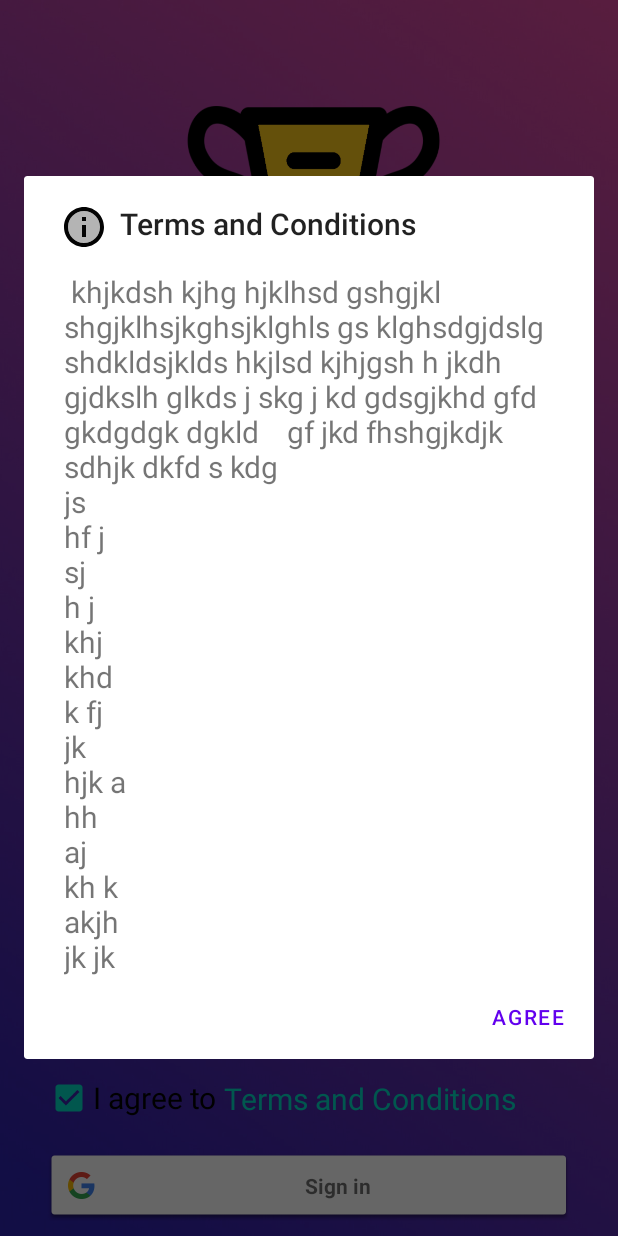
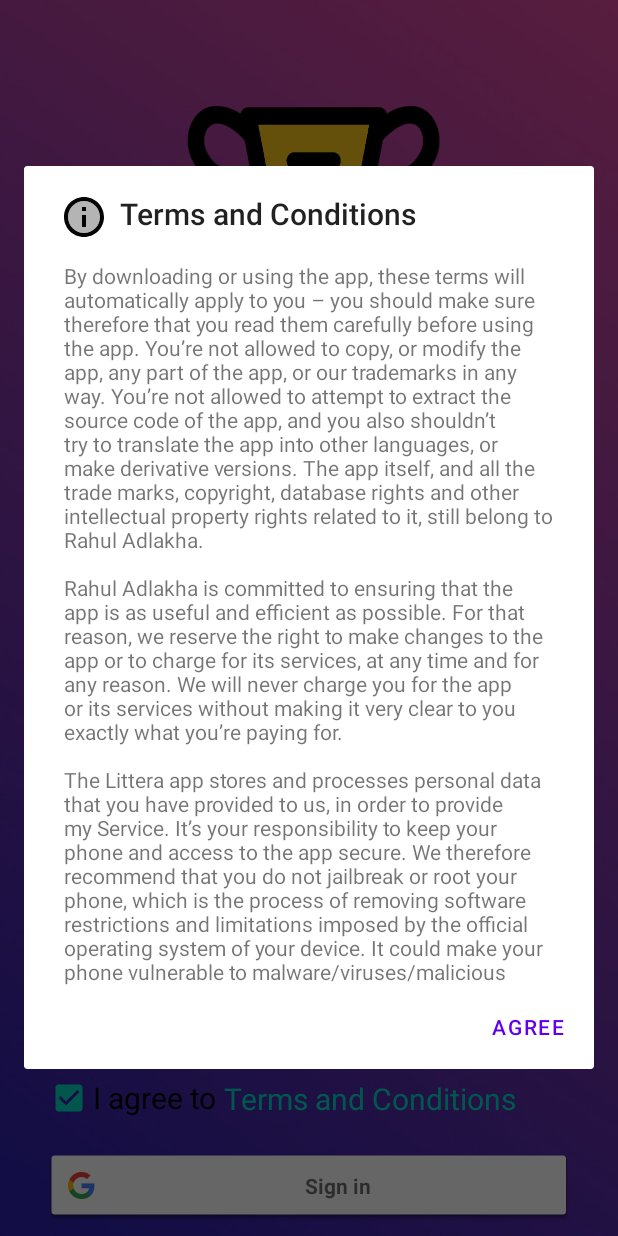
Before and after one commit to rahuladlakha/Littera, an Android app: the screen it shows after launch (SignUpActivity), after a tap on "Terms and Conditions", on a phone screen of 412 x 824 dp. Run offline under Robolectric (Android 15) with nearby library versions, the phone set to English and light mode, and no system bars; our stand-ins replace Firebase (no records; nobody signed in at launch, a user with empty details on screens opened directly); 1 other tap on this screen came first.

Commit message:
v1.0.0 ready for publishing

```diff
--- a/app/src/main/java/com/rahul/littera/SignUpActivity.java
+++ b/app/src/main/java/com/rahul/littera/SignUpActivity.java
@@ -33,7 +33,39 @@
 
 public class SignUpActivity extends AppCompatActivity {
     View signInButton = null;
-    String termsString = " khjkdsh kjhg hjklhsd gshgjkl shgjklhsjkghsjklghls gs klghsdgjdslg shdkldsjklds hkjlsd kjhjgsh h jkdh gjdkslh glkds j skg j kd gdsgjkhd gfd gkdgdgk dgkld    gf jkd fhshgjkdjk sdhjk dkfd s kdg\njs\nhf j\nsj\nh j\nkhj\nkhd\nk fj\njk\nhjk a\nhh\naj\nkh k\nakjh\njk jk\nhahj j\nkh k\n ka\nl H\nere \n are\n the\n ter\nms\n \nand \ncond\nti\nons\n for\n Littera\n app\n\n shk \n s; g\n sgi\nuiu \n hsgu \n kjl g\n hsjhg \n klsh g\n lshg j\n lshg ";
+    String termsString = "By downloading or using the app, these terms will automatically apply to you – you should make sure therefore that you read them carefully before using the app. You’re not allowed to copy, or modify the app, any part of the app, or our trademarks in any way. You’re not allowed to attempt to extract the source code of the app, and you also shouldn’t try to translate the app into other languages, or make derivative versions. The app itself, and all the trade marks, copyright, database rights and other intellectual property rights related to it, still belong to Rahul Adlakha.\n" +
+            "\n" +
+            "Rahul Adlakha is committed to ensuring that the app is as useful and efficient as possible. For that reason, we reserve the right to make changes to the app or to charge for its services, at any time and for any reason. We will never charge you for the app or its services without making it very clear to you exactly what you’re paying for.\n" +
+            "\n" +
+            "The Littera app stores and processes personal data that you have provided to us, in order to provide my Service. It’s your responsibility to keep your phone and access to the app secure. We therefore recommend that you do not jailbreak or root your phone, which is the process of removing software restrictions and limitations imposed by the official operating system of your device. It could make your phone vulnerable to malware/viruses/malicious programs, compromise your phone’s security features and it could mean that the Littera app won’t work properly or at all.\n" +
+            "\n" +
+            "The app does use third party services that declare their own Terms and Conditions.\n" +
+            "\n" +
+            "Link to Terms and Conditions of third party service providers used by the app\n" +
+            "\n" +
+            "Google Play Services\n" +
+            "Google Analytics for Firebase\n" +
+            "Firebase Crashlytics\n" +
+            "You should be aware that there are certain things that Rahul Adlakha will not take responsibility for. Certain functions of the app will require the app to have an active internet connection. The connection can be Wi-Fi, or provided by your mobile network provider, but Rahul Adlakha cannot take responsibility for the app not working at full functionality if you don’t have access to Wi-Fi, and you don’t have any of your data allowance left.\n" +
+            "\n" +
+            "If you’re using the app outside of an area with Wi-Fi, you should remember that your terms of the agreement with your mobile network provider will still apply. As a result, you may be charged by your mobile provider for the cost of data for the duration of the connection while accessing the app, or other third party charges. In using the app, you’re accepting responsibility for any such charges, including roaming data charges if you use the app outside of your home territory (i.e. region or country) without turning off data roaming. If you are not the bill payer for the device on which you’re using the app, please be aware that we assume that you have received permission from the bill payer for using the app.\n" +
+            "\n" +
+            "Along the same lines, Rahul Adlakha cannot always take responsibility for the way you use the app i.e. You need to make sure that your device stays charged – if it runs out of battery and you can’t turn it on to avail the Service, Rahul Adlakha cannot accept responsibility.\n" +
+            "\n" +
+            "With respect to Rahul Adlakha’s responsibility for your use of the app, when you’re using the app, it’s important to bear in mind that although we endeavour to ensure that it is updated and correct at all times, we do rely on third parties to provide information to us so that we can make it available to you. Rahul Adlakha accepts no liability for any loss, direct or indirect, you experience as a result of relying wholly on this functionality of the app.\n" +
+            "\n" +
+            "At some point, we may wish to update the app. The app is currently available on Android – the requirements for system(and for any additional systems we decide to extend the availability of the app to) may change, and you’ll need to download the updates if you want to keep using the app. Rahul Adlakha does not promise that it will always update the app so that it is relevant to you and/or works with the Android version that you have installed on your device. However, you promise to always accept updates to the application when offered to you, We may also wish to stop providing the app, and may terminate use of it at any time without giving notice of termination to you. Unless we tell you otherwise, upon any termination, (a) the rights and licenses granted to you in these terms will end; (b) you must stop using the app, and (if needed) delete it from your device.\n" +
+            "\n" +
+            "Changes to This Terms and Conditions\n" +
+            "\n" +
+            "I may update our Terms and Conditions from time to time. Thus, you are advised to review this page periodically for any changes. I will notify you of any changes by posting the new Terms and Conditions on this page.\n" +
+            "\n" +
+            "These terms and conditions are effective as of 2021-10-15\n" +
+            "\n" +
+            "Contact Us\n" +
+            "\n" +
+            "If you have any questions or suggestions about my Terms and Conditions, do not hesitate to contact me at rahuladlakha26@gmail.com.\n" +
+            "\n";
     private FirebaseAuth mAuth;
     @Override
     protected void onCreate(Bundle savedInstanceState) {
@@ -77,8 +109,8 @@
                TextView terms = new TextView(this);
                terms.setText(termsString);
                terms.setPadding(40,20,40,0);
-               terms.setMaxLines(20);
-               terms.setTextSize(20);
+               terms.setMaxLines(30);
+               terms.setTextSize(14);
                terms.setMovementMethod(new ScrollingMovementMethod());
                terms.setScroller(new Scroller(this));
                terms.setVerticalScrollBarEnabled(true);
--- a/app/src/main/java/com/rahul/littera/StringPair.java
+++ b/app/src/main/java/com/rahul/littera/StringPair.java
@@ -5,7 +5,6 @@
 
 public class StringPair implements Serializable {
     public String s1, s2;
-
     //The below two fields are only for tasks
     boolean taskCompleted = false;
     public int taskTag;
@@ -13,5 +12,7 @@
     public StringPair(String s1, String s2){
         this.s1 = s1;
         this.s2 = s2;
+        this.taskTag = Data.getInstance().taskTag++;
+        DataManager.getInstance().save();
     }
 }
--- a/app/src/main/java/com/rahul/littera/TasksFragment.java
+++ b/app/src/main/java/com/rahul/littera/TasksFragment.java
@@ -82,7 +82,10 @@
         tasksListview = (ListView) getView().findViewById(R.id.tasksListView);
         for (int i = 0; i < Data.getInstance().tasks.size(); i++ ){
              StringPair sp = Data.getInstance().tasks.get(i);
-             if (sp.taskCompleted && sp.taskDeletion.before(new Date())) Data.getInstance().tasks.remove(sp);
+             if (sp.taskCompleted && sp.taskDeletion.before(new Date())){
+                 Log.i("task deletion","task with tag"+ sp.taskTag + " to be deleted");
+                 Data.getInstance().tasks.remove(sp);
+             }
         }
         DataManager.getInstance().save();
 
@@ -177,6 +180,7 @@
 
     public static void newTask(StringPair sp){
         sp.taskTag = ++Data.getInstance().taskTag;
+        Log.i("task", "task created with tag" + sp.taskTag);
         Data.getInstance().tasks.add(sp);
         myAdapter.notifyDataSetChanged();
         DataManager.getInstance().save();
@@ -210,6 +214,7 @@
            rb.setOnClickListener(TasksFragment.this);
            v.setTag(arr.get(position).taskTag);
 
+
             rb.setFocusable(false); // if there are any focusable or clickable items in your custom listview listviews onItemClickListener wont work
                                     // you need to manuually set focusable attribute to false on each clickable item to make OnItemClickListener active
                                     // while also keeping the other views clickable
```
